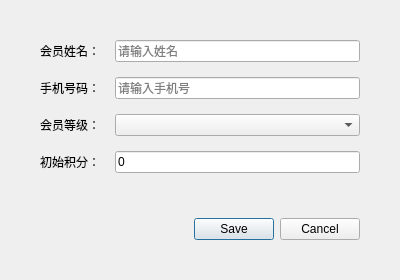
This is modules/addmemberdialog.ui in Genshin142/petmanager as Qt 5 draws it before an edit. The edited form follows.
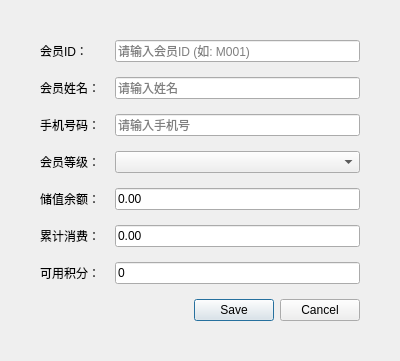
This is the edited form.

Patch:
```diff
--- a/modules/addmemberdialog.ui
+++ b/modules/addmemberdialog.ui
@@ -7,7 +7,7 @@
     <x>0</x>
     <y>0</y>
     <width>400</width>
-    <height>280</height>
+    <height>350</height>
    </rect>
   </property>
   <property name="windowTitle">
@@ -56,54 +56,102 @@
       <number>15</number>
      </property>
      <item row="0" column="0">
+      <widget class="QLabel" name="label_id">
+       <property name="text">
+        <string>会员ID：</string>
+       </property>
+      </widget>
+     </item>
+     <item row="0" column="1">
+      <widget class="QLineEdit" name="idEdit">
+       <property name="placeholderText">
+        <string>请输入会员ID (如: M001)</string>
+       </property>
+      </widget>
+     </item>
+     <item row="1" column="0">
       <widget class="QLabel" name="label">
        <property name="text">
         <string>会员姓名：</string>
        </property>
       </widget>
      </item>
-     <item row="0" column="1">
+     <item row="1" column="1">
       <widget class="QLineEdit" name="nameEdit">
        <property name="placeholderText">
         <string>请输入姓名</string>
        </property>
       </widget>
      </item>
-     <item row="1" column="0">
+     <item row="2" column="0">
       <widget class="QLabel" name="label_2">
        <property name="text">
         <string>手机号码：</string>
        </property>
       </widget>
      </item>
-     <item row="1" column="1">
+     <item row="2" column="1">
       <widget class="QLineEdit" name="phoneEdit">
        <property name="placeholderText">
         <string>请输入手机号</string>
        </property>
       </widget>
      </item>
-     <item row="2" column="0">
+     <item row="3" column="0">
       <widget class="QLabel" name="label_3">
        <property name="text">
         <string>会员等级：</string>
        </property>
       </widget>
      </item>
-     <item row="2" column="1">
+     <item row="3" column="1">
       <widget class="QComboBox" name="levelCombo"/>
      </item>
-     <item row="3" column="0">
+     <item row="4" column="0">
+      <widget class="QLabel" name="label_balance">
+       <property name="text">
+        <string>储值余额：</string>
+       </property>
+      </widget>
+     </item>
+     <item row="4" column="1">
+      <widget class="QLineEdit" name="balanceEdit">
+       <property name="placeholderText">
+        <string>请输入储值余额, 例如: 0.00</string>
+       </property>
+       <property name="text">
+        <string>0.00</string>
+       </property>
+      </widget>
+     </item>
+     <item row="5" column="0">
       <widget class="QLabel" name="label_4">
        <property name="text">
-        <string>初始积分：</string>
+        <string>累计消费：</string>
        </property>
       </widget>
      </item>
-     <item row="3" column="1">
+     <item row="5" column="1">
+      <widget class="QLineEdit" name="consumeAmtEdit">
+       <property name="placeholderText">
+        <string>请输入累计消费金额, 例如: 0.00</string>
+       </property>
+       <property name="text">
+        <string>0.00</string>
+       </property>
+      </widget>
+     </item>
+     <item row="6" column="0">
+      <widget class="QLabel" name="label_points">
+       <property name="text">
+        <string>可用积分：</string>
+       </property>
+      </widget>
+     </item>
+     <item row="6" column="1">
       <widget class="QLineEdit" name="pointsEdit">
        <property name="placeholderText">
-        <string>请输入初始积分, 例如: 0</string>
+        <string>请输入可用积分, 例如: 0</string>
        </property>
        <property name="text">
         <string>0</string>
```
